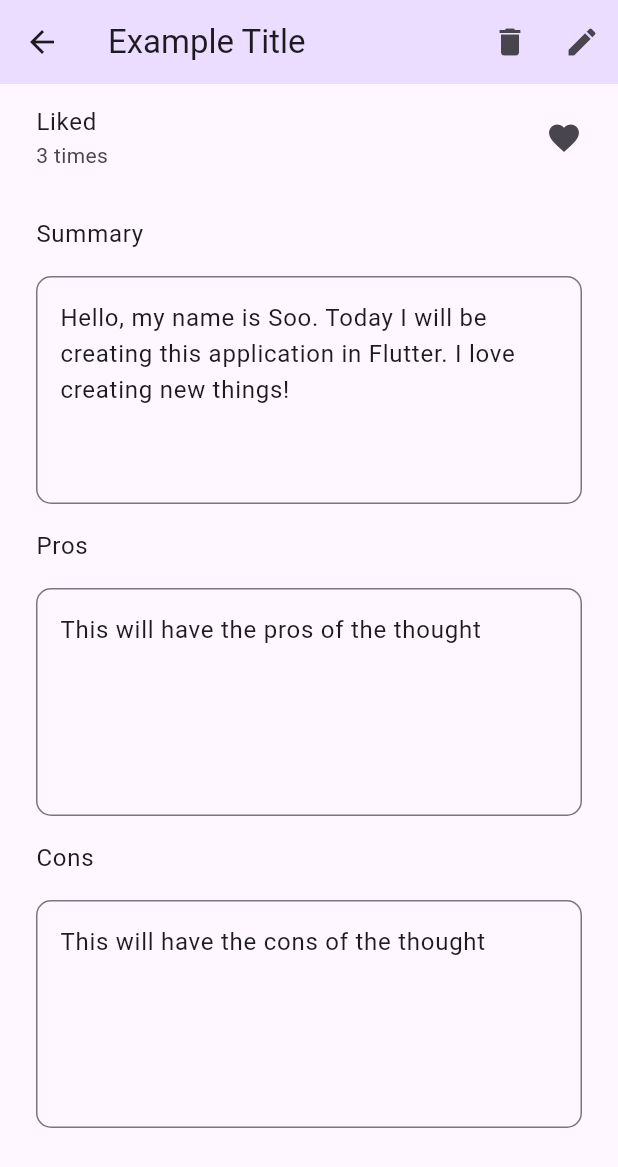
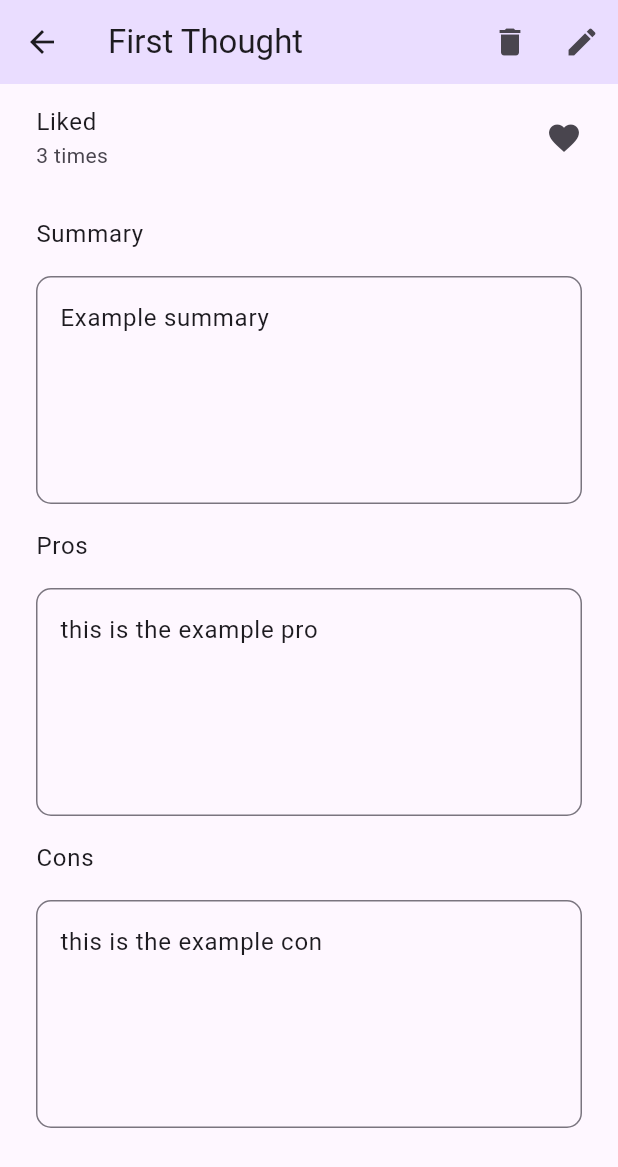
Before and after one commit to MontyCoder0701/thinkthru, a Flutter app: the screen it shows after launch, after a tap on "First Thought", on a phone screen of 412 x 824 dp. Shown: the top 1167 px of the screen. Run offline on Flutter 3.47's test engine with Material 3 defaults, Android fonts, the phone set to English and light mode, and no system bars.

Commit message:
feat: thought를 detail로 보내기

```diff
--- a/lib/screens/thought/thought_detail.dart
+++ b/lib/screens/thought/thought_detail.dart
@@ -1,7 +1,14 @@
 import 'package:flutter/material.dart';
 
+import '../../models/thought.dart';
+
 class ThoughtDetailScreen extends StatefulWidget {
-  const ThoughtDetailScreen({super.key});
+  final Thought thought;
+
+  const ThoughtDetailScreen({
+    required this.thought,
+    super.key,
+  });
 
   @override
   State<ThoughtDetailScreen> createState() => _ThoughtDetailScreenState();
@@ -12,7 +19,7 @@ class _ThoughtDetailScreenState extends State<ThoughtDetailScreen> {
   Widget build(BuildContext context) {
     return Scaffold(
       appBar: AppBar(
-        title: Text('Example Title'),
+        title: Text(widget.thought.title),
         actions: [
           IconButton(
             onPressed: () => print('delete'),
@@ -33,16 +40,15 @@ class _ThoughtDetailScreenState extends State<ThoughtDetailScreen> {
           ),
           _buildThoughtDetailField(
             title: 'Summary',
-            initialValue:
-                'Hello, my name is Soo. Today I will be creating this application in Flutter. I love creating new things!',
+            initialValue: widget.thought.summary,
           ),
           _buildThoughtDetailField(
             title: 'Pros',
-            initialValue: 'This will have the pros of the thought',
+            initialValue: widget.thought.pro,
           ),
           _buildThoughtDetailField(
             title: 'Cons',
-            initialValue: 'This will have the cons of the thought',
+            initialValue: widget.thought.con,
           ),
         ],
       ),
--- a/lib/screens/thought/thought_list.dart
+++ b/lib/screens/thought/thought_list.dart
@@ -36,7 +36,9 @@ class _ThoughtListScreenState extends State<ThoughtListScreen> {
               Navigator.push(
                 context,
                 MaterialPageRoute(
-                  builder: (context) => const ThoughtDetailScreen(),
+                  builder: (context) => ThoughtDetailScreen(
+                    thought: thought,
+                  ),
                 ),
               );
             },
```
